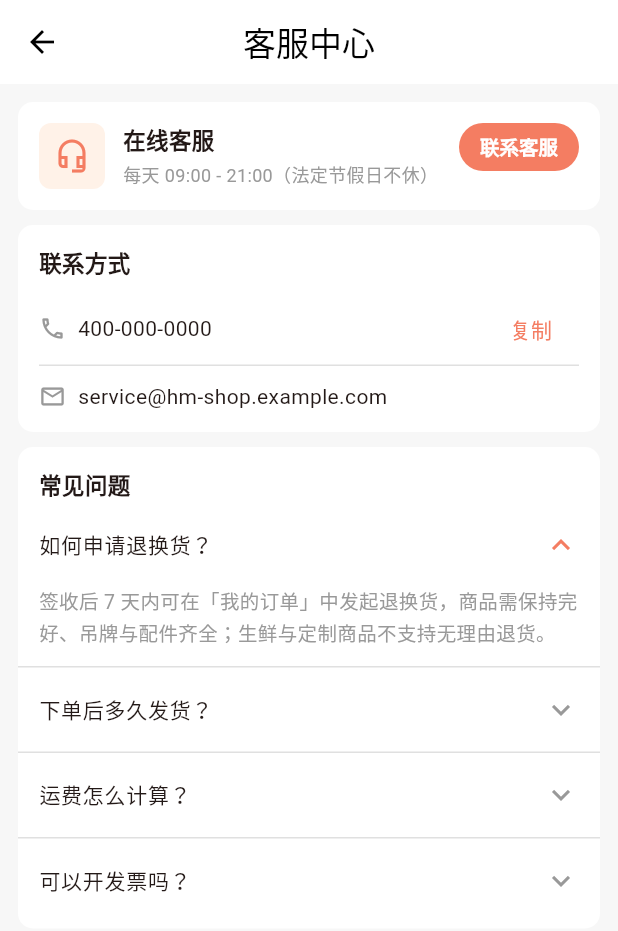
After one commit to myadmin/flutter-shop, a Flutter app: the CustomerServicePage screen opened by its route, after a tap on "如何申请退换货？", on a phone screen of 412 x 824 dp. The commit adds this screen. Shown: the top 931 px of the screen. Run offline on Flutter 3.47's test engine with Material 3 defaults, Android fonts, the phone set to English and light mode, and no system bars; our stand-ins replace carousel_slider, dio, get, shared_preferences; accounts and stored records are empty; network calls fail.

Commit message:
feat(mine): 新增我的收藏与客服中心页
- 收藏页：/collect，分页列表 + 未登录 / 空态 / 失败重试 / 下拉刷新，只读（写接口入参未知）

- 收藏模型对 items 字段名做多组兜底，字段缺失只降级展示，不抛异常

- 客服页：/customer-service，服务时间、可复制的联系方式、4 条常见问题，纯静态

- 「我的」页快捷入口接线：收藏（未登录先跳登录）、客服

- 补充 11 个用例（共 156），覆盖率 2555/3014 = 84.8%

```diff
--- a/lib/constants/index.dart
+++ b/lib/constants/index.dart
@@ -30,6 +30,8 @@ class HttpConstants {
   static const String cart = '/member/cart';
   // 购物车商品件数（用于 tab 角标）
   static const String cartCount = '/member/cart/count';
+  // 我的收藏（`/member/collect?collectType=1|2`，collectType 必填）
+  static const String collect = '/member/collect';
   // 立即购买-预付订单
   static const String preOrder = '/member/order/pre/now';
   // 提交订单
--- /dev/null
+++ b/lib/pages/CustomerService/index.dart
@@ -0,0 +1,238 @@
+import 'package:flutter/material.dart';
+import 'package:flutter/services.dart';
+import 'package:hm_shop/constants/app_theme.dart';
+import 'package:hm_shop/utils/toast_utils.dart';
+
+/// 客服中心
+///
+/// 演示接口没有客服相关端点，这里把服务时间、联系方式与常见问题做成静态内容：
+/// 客服热线支持一键复制，「在线客服」「意见反馈」给出「演示接口未提供」的提示，
+/// 让每个可点区域都有反馈，而不是点了没反应。
+class CustomerServicePage extends StatelessWidget {
+  const CustomerServicePage({super.key});
+
+  static const String hotline = '400-000-0000';
+  static const String email = 'service@hm-shop.example.com';
+  static const String serviceTime = '每天 09:00 - 21:00（法定节假日不休）';
+
+  /// 常见问题（问题 + 回答）
+  static const List<({String question, String answer})> faqs = [
+    (
+      question: '如何申请退换货？',
+      answer:
+          '签收后 7 天内可在「我的订单」中发起退换货，商品需保持完好、吊牌与配件齐全；'
+          '生鲜与定制商品不支持无理由退货。',
+    ),
+    (question: '下单后多久发货？', answer: '现货商品在付款后 48 小时内发出，预售商品以商品页标注的发货时间为准。'),
+    (
+      question: '运费怎么计算？',
+      answer: '单笔订单满 99 元包邮；未满 99 元收取 10 元运费，偏远地区按实际重量另行计算。',
+    ),
+    (question: '可以开发票吗？', answer: '订单完成后联系在线客服提供抬头与税号，电子发票会在 3 个工作日内发送到你的邮箱。'),
+  ];
+
+  Future<void> _copyHotline(BuildContext context) async {
+    await Clipboard.setData(const ClipboardData(text: hotline));
+    if (!context.mounted) return;
+    ToastUtils.showToast(context, '客服热线已复制：$hotline');
+  }
+
+  @override
+  Widget build(BuildContext context) {
+    return Scaffold(
+      backgroundColor: AppColors.pageBackground,
+      appBar: AppBar(
+        title: const Text('客服中心'),
+        centerTitle: true,
+        backgroundColor: Colors.white,
+        foregroundColor: Colors.black,
+        elevation: 0,
+      ),
+      body: Center(
+        child: ConstrainedBox(
+          constraints: const BoxConstraints(maxWidth: 600),
+          child: ListView(
+            padding: const EdgeInsets.fromLTRB(12, 12, 12, 24),
+            children: [
+              _buildServiceCard(context),
+              const SizedBox(height: 10),
+              _buildContactCard(context),
+              const SizedBox(height: 10),
+              _buildFaqCard(),
+            ],
+          ),
+        ),
+      ),
+    );
+  }
+
+  /// 顶部服务卡：服务时间 + 在线客服入口
+  Widget _buildServiceCard(BuildContext context) {
+    return _card(
+      child: Row(
+        crossAxisAlignment: CrossAxisAlignment.start,
+        children: [
+          Container(
+            width: 44,
+            height: 44,
+            decoration: BoxDecoration(
+              color: AppColors.primarySurface,
+              borderRadius: BorderRadius.circular(AppRadius.image),
+            ),
+            child: const Icon(
+              Icons.headset_mic_outlined,
+              color: AppColors.primary,
+              size: 24,
+            ),
+          ),
+          const SizedBox(width: 12),
+          const Expanded(
+            child: Column(
+              crossAxisAlignment: CrossAxisAlignment.start,
+              children: [
+                Text(
+                  '在线客服',
+                  style: TextStyle(fontSize: 15, fontWeight: FontWeight.w600),
+                ),
+                SizedBox(height: 4),
+                Text(
+                  serviceTime,
+                  style: TextStyle(
+                    fontSize: 12,
+                    color: AppColors.textSecondary,
+                  ),
+                ),
+              ],
+            ),
+          ),
+          const SizedBox(width: 8),
+          SizedBox(
+            height: 32,
+            child: ElevatedButton(
+              onPressed: () =>
+                  ToastUtils.showToast(context, '演示接口未提供在线客服，可拨打 $hotline'),
+              style: ElevatedButton.styleFrom(
+                backgroundColor: AppColors.primary,
+                foregroundColor: Colors.white,
+                elevation: 0,
+                padding: const EdgeInsets.symmetric(horizontal: 14),
+                shape: const StadiumBorder(),
+                textStyle: const TextStyle(
+                  fontSize: 13,
+                  fontWeight: FontWeight.w600,
+                ),
+              ),
+              child: const Text('联系客服'),
+            ),
+          ),
+        ],
+      ),
+    );
+  }
+
+  /// 联系方式卡：热线（可复制）+ 邮箱
+  Widget _buildContactCard(BuildContext context) {
+    return _card(
+      child: Column(
+        crossAxisAlignment: CrossAxisAlignment.start,
+        children: [
+          const Text(
+            '联系方式',
+            style: TextStyle(fontSize: 15, fontWeight: FontWeight.w600),
+          ),
+          const SizedBox(height: 10),
+          Row(
+            children: [
+              const Icon(
+                Icons.call_outlined,
+                size: 18,
+                color: AppColors.textSecondary,
+              ),
+              const SizedBox(width: 8),
+              const Expanded(
+                child: Text(hotline, style: TextStyle(fontSize: 14)),
+              ),
+              TextButton(
+                onPressed: () => _copyHotline(context),
+                child: const Text('复制'),
+              ),
+            ],
+          ),
+          const Divider(height: 1, color: AppColors.divider),
+          const SizedBox(height: 10),
+          const Row(
+            children: [
+              Icon(
+                Icons.mail_outline,
+                size: 18,
+                color: AppColors.textSecondary,
+              ),
+              SizedBox(width: 8),
+              Expanded(child: Text(email, style: TextStyle(fontSize: 14))),
+            ],
+          ),
+        ],
+      ),
+    );
+  }
+
+  /// 常见问题卡：展开查看回答
+  Widget _buildFaqCard() {
+    return _card(
+      padding: const EdgeInsets.symmetric(vertical: 4),
+      child: Column(
+        crossAxisAlignment: CrossAxisAlignment.start,
+        children: [
+          const Padding(
+            padding: EdgeInsets.fromLTRB(14, 10, 14, 2),
+            child: Text(
+              '常见问题',
+              style: TextStyle(fontSize: 15, fontWeight: FontWeight.w600),
+            ),
+          ),
+          for (var i = 0; i < faqs.length; i++) ...[
+            if (i > 0) const Divider(height: 1, color: AppColors.divider),
+            ExpansionTile(
+              title: Text(
+                faqs[i].question,
+                style: const TextStyle(fontSize: 14),
+              ),
+              tilePadding: const EdgeInsets.symmetric(horizontal: 14),
+              childrenPadding: const EdgeInsets.fromLTRB(14, 0, 14, 12),
+              expandedCrossAxisAlignment: CrossAxisAlignment.start,
+              iconColor: AppColors.primary,
+              collapsedIconColor: AppColors.textSecondary,
+              shape: const Border(),
+              collapsedShape: const Border(),
+              children: [
+                Text(
+                  faqs[i].answer,
+                  style: const TextStyle(
+                    fontSize: 13,
+                    height: 1.5,
+                    color: AppColors.textSecondary,
+                  ),
+                ),
+              ],
+            ),
+          ],
+        ],
+      ),
+    );
+  }
+
+  /// 白底圆角卡片容器
+  Widget _card({
+    required Widget child,
+    EdgeInsetsGeometry padding = const EdgeInsets.all(14),
+  }) {
+    return Container(
+      padding: padding,
+      decoration: BoxDecoration(
+        color: Colors.white,
+        borderRadius: BorderRadius.circular(AppRadius.card),
+      ),
+      child: child,
+    );
+  }
+}
--- a/lib/pages/Mine/index.dart
+++ b/lib/pages/Mine/index.dart
@@ -74,6 +74,24 @@ class _MineViewState extends State<MineView> {
     }
     final state = _orderEntryStates[label] ?? OrderState.all;
     Navigator.pushNamed(context, AppRoutes.orderList(state));
+  }
+
+  /// 快捷入口：收藏需要登录，客服是静态页，足迹留到后续批次
+  void _onQuickEntryTap(String label) {
+    if (label == '我的收藏') {
+      if (!_userController.isLoggedIn) {
+        ToastUtils.showToast(context, '登录后查看收藏');
+        Navigator.pushNamed(context, AppRoutes.login);
+        return;
+      }
+      Navigator.pushNamed(context, AppRoutes.collectPath);
+      return;
+    }
+    if (label == '我的客服') {
+      Navigator.pushNamed(context, AppRoutes.customerServicePath);
+      return;
+    }
+    _showComingSoon(label);
   }
 
   /// 二次确认后清除本地 token 与内存登录态
@@ -160,7 +178,7 @@ class _MineViewState extends State<MineView> {
           child: HmMineVipCard(onOpenTap: () => _showComingSoon('会员开通')),
         ),
         SliverToBoxAdapter(
-          child: HmMineQuickActions(onEntryTap: _showComingSoon),
+          child: HmMineQuickActions(onEntryTap: _onQuickEntryTap),
         ),
         SliverToBoxAdapter(
           child: HmMineOrderModule(onEntryTap: _onOrderEntryTap),
--- a/lib/routes/app_routes.dart
+++ b/lib/routes/app_routes.dart
@@ -16,6 +16,8 @@ class AppRoutes {
   static const String orderConfirmPath = '/order/confirm';
   static const String orderListPath = '/orders';
   static const String orderDetailPath = '/orders/detail';
+  static const String collectPath = '/collect';
+  static const String customerServicePath = '/customer-service';
 
   /// 商品详情：`/goods?id=<商品 id>`
   static String goods(String goodsId) =>
--- a/lib/routes/index.dart
+++ b/lib/routes/index.dart
@@ -1,6 +1,8 @@
 // 路由配置
 import 'package:flutter/material.dart';
 import 'package:hm_shop/constants/app_theme.dart';
+import 'package:hm_shop/pages/Collect/index.dart';
+import 'package:hm_shop/pages/CustomerService/index.dart';
 import 'package:hm_shop/pages/GoodsDetail/index.dart';
 import 'package:hm_shop/pages/GoodsList/index.dart';
 import 'package:hm_shop/pages/Main/index.dart';
@@ -151,5 +153,8 @@ Map<String, Widget Function(BuildContext)> getRootRoutes() {
       final params = arguments is Map ? arguments : <String, dynamic>{};
       return OrderDetailPage(orderId: params['id']?.toString() ?? '');
     }, // 订单详情路由
+    AppRoutes.collectPath: (context) => const CollectPage(), // 我的收藏路由
+    AppRoutes.customerServicePath: (context) =>
+        const CustomerServicePage(), // 客服中心路由
   };
 }
```
Also changed, not shown: lib/api/collect.dart (added, +28 -0 lines), lib/components/Collect/hm_collect_tile.dart (added, +93 -0 lines), lib/models/collect.dart (added, +91 -0 lines), lib/pages/Collect/index.dart (added, +226 -0 lines), 5 other files.
